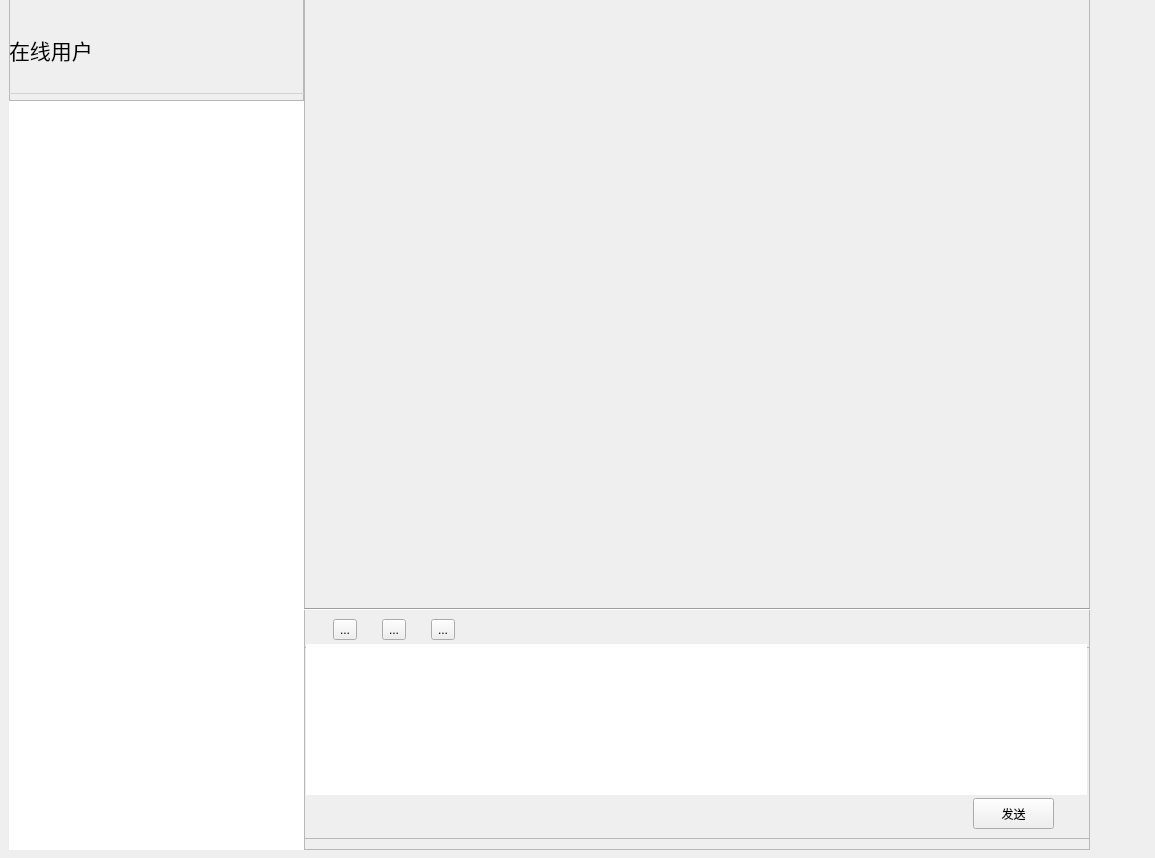
Old version of the form client/ChatRoom/ChatRoom.ui in the repository tingyuPP/NIS3364-tyuChatRoom.
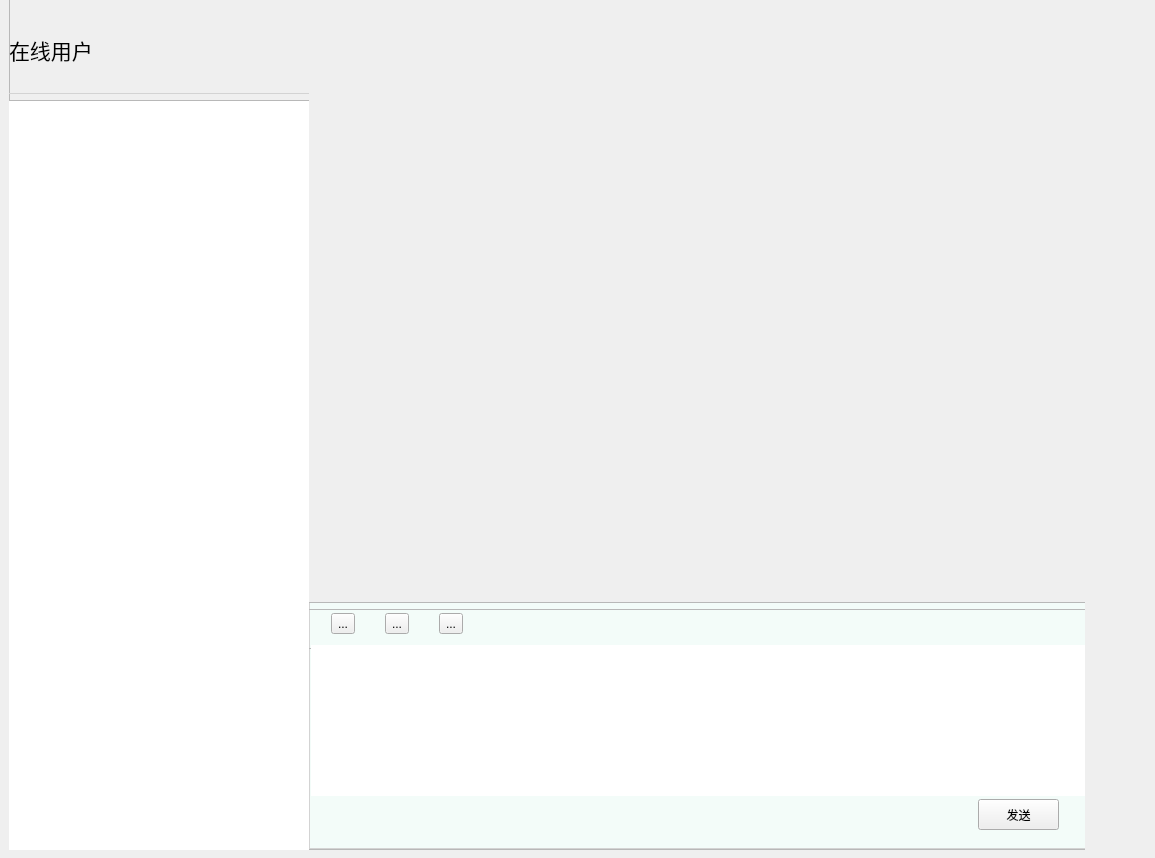
New version of the form. Custom widgets are drawn as their Qt base class.

Diff of the .ui file:
```diff
--- a/client/ChatRoom/ChatRoom.ui
+++ b/client/ChatRoom/ChatRoom.ui
@@ -18,11 +18,11 @@
     <rect>
      <x>-1</x>
      <y>-1</y>
-     <width>1101</width>
+     <width>1091</width>
      <height>861</height>
     </rect>
    </property>
-   <layout class="QHBoxLayout" name="horizontalLayout" stretch="3,8">
+   <layout class="QHBoxLayout" name="horizontalLayout" stretch="3">
     <property name="spacing">
      <number>0</number>
     </property>
@@ -33,7 +33,7 @@
      <number>0</number>
     </property>
     <property name="rightMargin">
-     <number>10</number>
+     <number>5</number>
     </property>
     <property name="bottomMargin">
      <number>10</number>
@@ -46,7 +46,7 @@
       <property name="frameShadow">
        <enum>QFrame::Raised</enum>
       </property>
-      <widget class="QWidget" name="">
+      <widget class="QWidget" name="layoutWidget">
        <property name="geometry">
         <rect>
          <x>-10</x>
@@ -113,10 +113,15 @@
         </item>
        </layout>
       </widget>
-     </widget>
-    </item>
-    <item>
      <widget class="QFrame" name="frame_3">
+       <property name="geometry">
+        <rect>
+         <x>300</x>
+         <y>0</y>
+         <width>786</width>
+         <height>850</height>
+        </rect>
+       </property>
       <property name="styleSheet">
        <string notr="true">QFrame #frame_3{
     background-color: #F3FCF9;  /* 设置背景颜色 */
@@ -129,15 +134,35 @@
       <property name="frameShadow">
        <enum>QFrame::Raised</enum>
       </property>
+       <widget class="QWidget" name="layoutWidget">
+        <property name="geometry">
+         <rect>
+          <x>-1</x>
+          <y>0</y>
+          <width>781</width>
+          <height>851</height>
+         </rect>
+        </property>
+        <layout class="QVBoxLayout" name="verticalLayout_2" stretch="15,6">
+         <item>
+          <widget class="SingleDirectionScrollArea" name="MessageScrollArea">
+           <property name="widgetResizable">
+            <bool>true</bool>
+           </property>
+           <widget class="QWidget" name="scrollAreaWidgetContents">
+            <property name="geometry">
+             <rect>
+              <x>0</x>
+              <y>0</y>
+              <width>777</width>
+              <height>600</height>
+             </rect>
+            </property>
+           </widget>
+          </widget>
+         </item>
+         <item>
       <widget class="QFrame" name="frame_4">
-       <property name="geometry">
-        <rect>
-         <x>-1</x>
-         <y>609</y>
-         <width>791</width>
-         <height>231</height>
-        </rect>
-       </property>
        <property name="frameShape">
         <enum>QFrame::StyledPanel</enum>
        </property>
@@ -168,7 +193,7 @@
          <rect>
           <x>-1</x>
           <y>-1</y>
-          <width>791</width>
+              <width>781</width>
           <height>41</height>
          </rect>
         </property>
@@ -178,6 +203,42 @@
         <property name="frameShadow">
          <enum>QFrame::Raised</enum>
         </property>
+            <widget class="QWidget" name="layoutWidget_2">
+             <property name="geometry">
+              <rect>
+               <x>0</x>
+               <y>0</y>
+               <width>181</width>
+               <height>31</height>
+              </rect>
+             </property>
+             <layout class="QHBoxLayout" name="horizontalLayout_2">
+              <property name="spacing">
+               <number>6</number>
+              </property>
+              <item>
+               <widget class="TransparentToolButton" name="EmojiButton">
+                <property name="text">
+                 <string>...</string>
+                </property>
+               </widget>
+              </item>
+              <item>
+               <widget class="TransparentToolButton" name="PhotoButton">
+                <property name="text">
+                 <string>...</string>
+                </property>
+               </widget>
+              </item>
+              <item>
+               <widget class="TransparentToolButton" name="FileButton">
+                <property name="text">
+                 <string>...</string>
+                </property>
+               </widget>
+              </item>
+             </layout>
+            </widget>
        </widget>
        <widget class="PlainTextEdit" name="MessageEdit">
         <property name="geometry">
@@ -205,55 +266,13 @@
          <bool>false</bool>
         </property>
        </widget>
-      </widget>
-      <widget class="Line" name="line">
-       <property name="geometry">
-        <rect>
-         <x>-3</x>
-         <y>600</y>
-         <width>791</width>
-         <height>20</height>
-        </rect>
-       </property>
-       <property name="orientation">
-        <enum>Qt::Horizontal</enum>
-       </property>
-      </widget>
-      <widget class="QWidget" name="layoutWidget">
-       <property name="geometry">
-        <rect>
-         <x>10</x>
-         <y>610</y>
-         <width>161</width>
-         <height>41</height>
-        </rect>
-       </property>
-       <layout class="QHBoxLayout" name="horizontalLayout_2">
-        <property name="spacing">
-         <number>6</number>
-        </property>
-        <item>
-         <widget class="TransparentToolButton" name="EmojiButton">
-          <property name="text">
-           <string>...</string>
-          </property>
-         </widget>
-        </item>
-        <item>
-         <widget class="TransparentToolButton" name="PhotoButton">
-          <property name="text">
-           <string>...</string>
-          </property>
-         </widget>
-        </item>
-        <item>
-         <widget class="TransparentToolButton" name="FileButton">
-          <property name="text">
-           <string>...</string>
-          </property>
+           <zorder>frame_5</zorder>
+           <zorder>SendMessageButton</zorder>
+           <zorder>MessageEdit</zorder>
          </widget>
         </item>
        </layout>
+       </widget>
       </widget>
      </widget>
     </item>
@@ -281,6 +300,12 @@
    <extends>QListWidget</extends>
    <header>qfluentwidgets</header>
   </customwidget>
+  <customwidget>
+   <class>SingleDirectionScrollArea</class>
+   <extends>QScrollArea</extends>
+   <header>qfluentwidgets</header>
+   <container>1</container>
+  </customwidget>
  </customwidgets>
  <resources>
   <include location="Image/resource.qrc"/>
```
Lines whose indentation alone changed are shown as unchanged.
